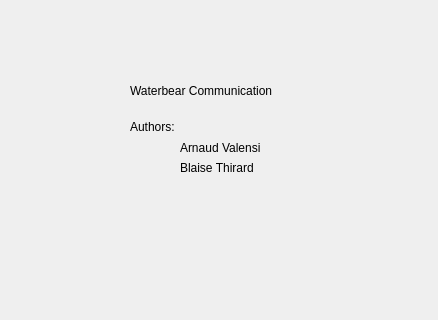
This is pc/About.ui in ArnaudValensi/waterbear-communication as Qt 5 draws it before an edit. The edited form follows.
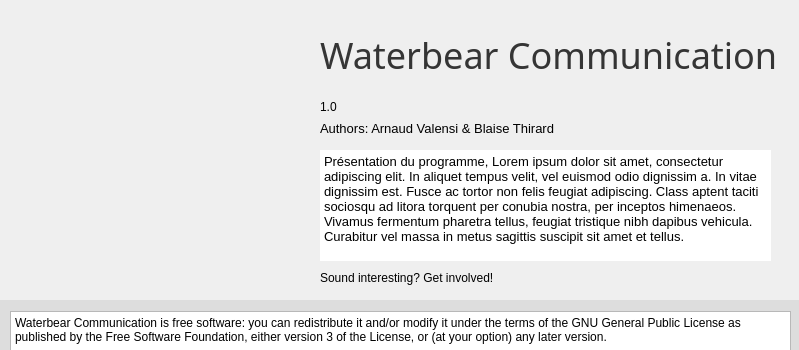
This is the edited form. Icons and pictures are not drawn.

What changed in the file:
```diff
--- a/pc/About.ui
+++ b/pc/About.ui
@@ -6,8 +6,8 @@
    <rect>
     <x>0</x>
     <y>0</y>
-    <width>438</width>
-    <height>320</height>
+    <width>799</width>
+    <height>350</height>
    </rect>
   </property>
   <property name="windowTitle">
@@ -16,53 +16,138 @@
   <widget class="QLabel" name="label">
    <property name="geometry">
     <rect>
-     <x>130</x>
-     <y>80</y>
-     <width>181</width>
-     <height>21</height>
+     <x>320</x>
+     <y>30</y>
+     <width>471</width>
+     <height>51</height>
     </rect>
    </property>
+   <property name="font">
+    <font>
+     <family>Hand Of Sean</family>
+     <pointsize>27</pointsize>
+     <weight>50</weight>
+     <bold>false</bold>
+    </font>
+   </property>
    <property name="text">
-    <string>Waterbear Communication</string>
+    <string>&lt;html&gt;&lt;head/&gt;&lt;body&gt;&lt;p&gt;&lt;span style=&quot; color:#353535;&quot;&gt;Waterbear Communication&lt;/span&gt;&lt;/p&gt;&lt;/body&gt;&lt;/html&gt;</string>
    </property>
   </widget>
   <widget class="QLabel" name="label_2">
    <property name="geometry">
     <rect>
-     <x>130</x>
+     <x>320</x>
      <y>120</y>
-     <width>50</width>
-     <height>14</height>
+     <width>411</width>
+     <height>16</height>
     </rect>
    </property>
+   <property name="font">
+    <font>
+     <pointsize>10</pointsize>
+    </font>
+   </property>
    <property name="text">
-    <string>Authors:</string>
+    <string>Authors: Arnaud Valensi &amp; Blaise Thirard</string>
+   </property>
+  </widget>
+  <widget class="QLabel" name="label_5">
+   <property name="geometry">
+    <rect>
+     <x>30</x>
+     <y>30</y>
+     <width>256</width>
+     <height>197</height>
+    </rect>
+   </property>
+   <property name="text">
+    <string/>
+   </property>
+   <property name="pixmap">
+    <pixmap>waterbear-256.png</pixmap>
+   </property>
+  </widget>
+  <widget class="QTextBrowser" name="textBrowser">
+   <property name="geometry">
+    <rect>
+     <x>320</x>
+     <y>150</y>
+     <width>451</width>
+     <height>111</height>
+    </rect>
+   </property>
+   <property name="frameShape">
+    <enum>QFrame::Panel</enum>
+   </property>
+   <property name="frameShadow">
+    <enum>QFrame::Plain</enum>
+   </property>
+   <property name="lineWidth">
+    <number>0</number>
+   </property>
+   <property name="html">
+    <string>&lt;!DOCTYPE HTML PUBLIC &quot;-//W3C//DTD HTML 4.0//EN&quot; &quot;http://www.w3.org/TR/REC-html40/strict.dtd&quot;&gt;
+&lt;html&gt;&lt;head&gt;&lt;meta name=&quot;qrichtext&quot; content=&quot;1&quot; /&gt;&lt;style type=&quot;text/css&quot;&gt;
+p, li { white-space: pre-wrap; }
+&lt;/style&gt;&lt;/head&gt;&lt;body style=&quot; font-family:'MS Shell Dlg 2'; font-size:8.25pt; font-weight:400; font-style:normal;&quot;&gt;
+&lt;p style=&quot; margin-top:0px; margin-bottom:0px; margin-left:0px; margin-right:0px; -qt-block-indent:0; text-indent:0px;&quot;&gt;&lt;span style=&quot; font-size:10pt;&quot;&gt;Présentation du programme, Lorem ipsum dolor sit amet, consectetur adipiscing elit. In aliquet tempus velit, vel euismod odio dignissim a. In vitae dignissim est. Fusce ac tortor non felis feugiat adipiscing. Class aptent taciti sociosqu ad litora torquent per conubia nostra, per inceptos himenaeos. Vivamus fermentum pharetra tellus, feugiat tristique nibh dapibus vehicula. Curabitur vel massa in metus sagittis suscipit sit amet et tellus.&lt;/span&gt;&lt;/p&gt;&lt;/body&gt;&lt;/html&gt;</string>
    </property>
   </widget>
   <widget class="QLabel" name="label_3">
    <property name="geometry">
     <rect>
-     <x>180</x>
-     <y>140</y>
-     <width>91</width>
+     <x>320</x>
+     <y>270</y>
+     <width>451</width>
      <height>16</height>
     </rect>
    </property>
    <property name="text">
-    <string>Arnaud Valensi</string>
+    <string>Sound interesting? Get involved!</string>
    </property>
   </widget>
   <widget class="QLabel" name="label_4">
    <property name="geometry">
     <rect>
-     <x>180</x>
-     <y>160</y>
-     <width>81</width>
-     <height>16</height>
+     <x>320</x>
+     <y>100</y>
+     <width>46</width>
+     <height>13</height>
     </rect>
    </property>
    <property name="text">
-    <string>Blaise Thirard</string>
+    <string>1.0</string>
+   </property>
+  </widget>
+  <widget class="QWidget" name="widget" native="true">
+   <property name="geometry">
+    <rect>
+     <x>-30</x>
+     <y>300</y>
+     <width>831</width>
+     <height>51</height>
+    </rect>
+   </property>
+   <property name="styleSheet">
+    <string notr="true">background-color:#dddddd;</string>
+   </property>
+  </widget>
+  <widget class="QTextBrowser" name="textBrowser_2">
+   <property name="geometry">
+    <rect>
+     <x>10</x>
+     <y>311</y>
+     <width>781</width>
+     <height>41</height>
+    </rect>
+   </property>
+   <property name="html">
+    <string>&lt;!DOCTYPE HTML PUBLIC &quot;-//W3C//DTD HTML 4.0//EN&quot; &quot;http://www.w3.org/TR/REC-html40/strict.dtd&quot;&gt;
+&lt;html&gt;&lt;head&gt;&lt;meta name=&quot;qrichtext&quot; content=&quot;1&quot; /&gt;&lt;style type=&quot;text/css&quot;&gt;
+p, li { white-space: pre-wrap; }
+&lt;/style&gt;&lt;/head&gt;&lt;body style=&quot; font-family:'MS Shell Dlg 2'; font-size:8.25pt; font-weight:400; font-style:normal;&quot;&gt;
+&lt;p style=&quot; margin-top:0px; margin-bottom:0px; margin-left:0px; margin-right:0px; -qt-block-indent:0; text-indent:0px;&quot;&gt;&lt;span style=&quot; font-size:9pt;&quot;&gt;Waterbear Communication is free software: you can redistribute it and/or modify it under the terms of the GNU General Public License as published by the Free Software Foundation, either version 3 of the License, or (at your option) any later version.&lt;/span&gt;&lt;/p&gt;&lt;/body&gt;&lt;/html&gt;</string>
    </property>
   </widget>
  </widget>
```
Left out of the diff: 2 changed lines with no effect on the pictures.
